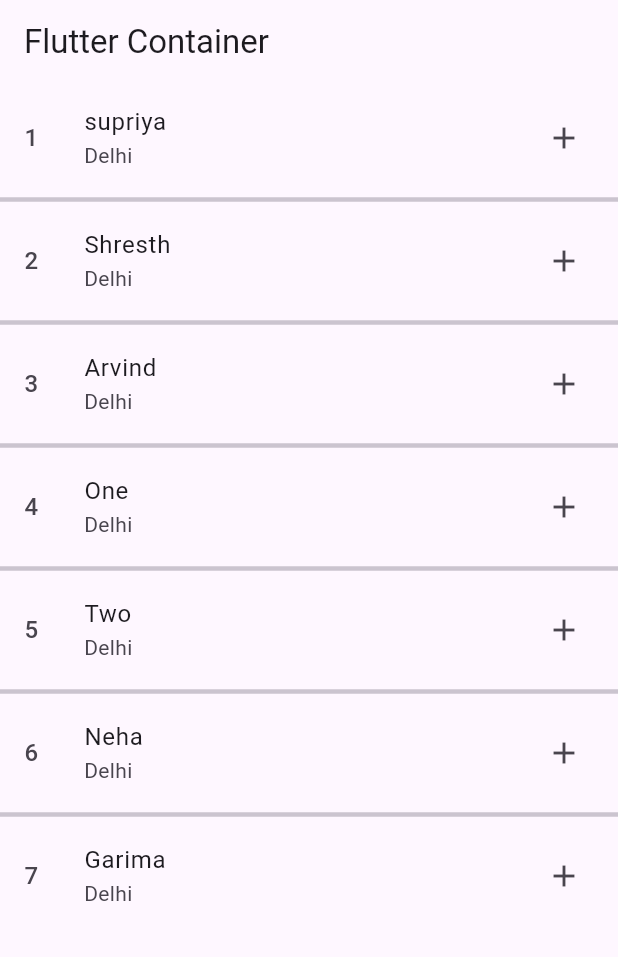
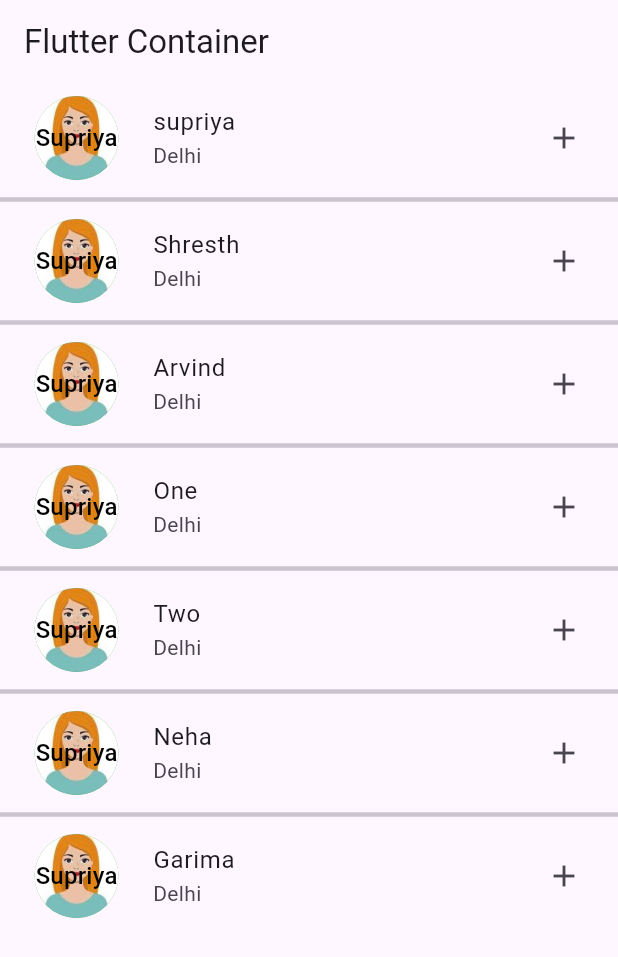
Before and after one commit to sup0808/Flutter_firstapp, a Flutter app: the screen it shows after launch, on a phone screen of 412 x 824 dp. Shown: the top 957 px of the screen. Run offline on Flutter 3.47's test engine with Material 3 defaults, Android fonts, the phone set to English and light mode, and no system bars.

Commit message:
Circular avatar

```diff
--- a/lib/main.dart
+++ b/lib/main.dart
@@ -44,7 +44,16 @@ class _MyHomePageState extends State<MyHomePage> {
       ),
       body: ListView.separated(itemBuilder: (context, index) {
         return ListTile(
-          leading: Text("${index+1}", style:TextStyle(fontSize: 16) ,),
+          leading: Container(
+            width: 70,
+            height: 70,
+            child: CircleAvatar(
+              child: Text("Supriya", style: TextStyle(fontSize: 16,color: Colors.black),),
+             backgroundImage: AssetImage('assets/images/avatar.jpeg'),
+              backgroundColor: Colors.green,
+              radius :10
+            ),
+          ),
           title: Text(arrNames[index]),
           subtitle: Text('Delhi'),
           trailing: Icon(Icons.add) ,
```
Also changed, not shown: assets/images/avatar.jpeg (added), assets/images/user.jpg (added).
